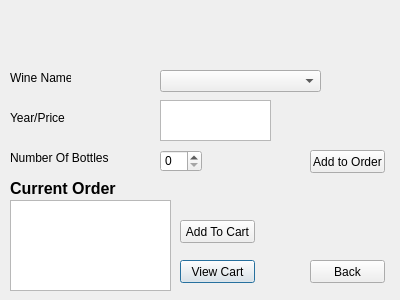
Before: the Qt Designer form purchasewine.ui in grenrock/cs1dQTRepository, drawn with Qt 5.
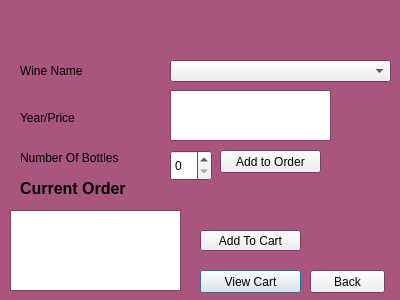
After: the same form once the commit is applied.

The edit to the form file:
```diff
--- a/purchasewine.ui
+++ b/purchasewine.ui
@@ -10,13 +10,77 @@
     <height>300</height>
    </rect>
   </property>
+  <property name="palette">
+   <palette>
+    <active>
+     <colorrole role="Base">
+      <brush brushstyle="SolidPattern">
+       <color alpha="255">
+        <red>255</red>
+        <green>255</green>
+        <blue>255</blue>
+       </color>
+      </brush>
+     </colorrole>
+     <colorrole role="Window">
+      <brush brushstyle="SolidPattern">
+       <color alpha="255">
+        <red>170</red>
+        <green>85</green>
+        <blue>127</blue>
+       </color>
+      </brush>
+     </colorrole>
+    </active>
+    <inactive>
+     <colorrole role="Base">
+      <brush brushstyle="SolidPattern">
+       <color alpha="255">
+        <red>255</red>
+        <green>255</green>
+        <blue>255</blue>
+       </color>
+      </brush>
+     </colorrole>
+     <colorrole role="Window">
+      <brush brushstyle="SolidPattern">
+       <color alpha="255">
+        <red>170</red>
+        <green>85</green>
+        <blue>127</blue>
+       </color>
+      </brush>
+     </colorrole>
+    </inactive>
+    <disabled>
+     <colorrole role="Base">
+      <brush brushstyle="SolidPattern">
+       <color alpha="255">
+        <red>170</red>
+        <green>85</green>
+        <blue>127</blue>
+       </color>
+      </brush>
+     </colorrole>
+     <colorrole role="Window">
+      <brush brushstyle="SolidPattern">
+       <color alpha="255">
+        <red>170</red>
+        <green>85</green>
+        <blue>127</blue>
+       </color>
+      </brush>
+     </colorrole>
+    </disabled>
+   </palette>
+  </property>
   <property name="windowTitle">
    <string>Dialog</string>
   </property>
   <widget class="QLabel" name="label_3">
    <property name="geometry">
     <rect>
-     <x>10</x>
+     <x>20</x>
      <y>150</y>
      <width>101</width>
      <height>16</height>
@@ -30,18 +94,18 @@
    <property name="geometry">
     <rect>
      <x>10</x>
-     <y>200</y>
-     <width>161</width>
-     <height>91</height>
+     <y>210</y>
+     <width>171</width>
+     <height>81</height>
     </rect>
    </property>
   </widget>
   <widget class="QPushButton" name="view">
    <property name="geometry">
     <rect>
-     <x>180</x>
-     <y>260</y>
-     <width>75</width>
+     <x>200</x>
+     <y>270</y>
+     <width>101</width>
      <height>23</height>
     </rect>
    </property>
@@ -52,7 +116,7 @@
   <widget class="QLabel" name="label_2">
    <property name="geometry">
     <rect>
-     <x>10</x>
+     <x>20</x>
      <y>110</y>
      <width>61</width>
      <height>16</height>
@@ -62,24 +126,11 @@
     <string>Year/Price</string>
    </property>
   </widget>
-  <widget class="QLabel" name="label_5">
-   <property name="geometry">
-    <rect>
-     <x>186</x>
-     <y>200</y>
-     <width>71</width>
-     <height>20</height>
-    </rect>
-   </property>
-   <property name="text">
-    <string/>
-   </property>
-  </widget>
   <widget class="QPushButton" name="Back">
    <property name="geometry">
     <rect>
      <x>310</x>
-     <y>260</y>
+     <y>270</y>
      <width>75</width>
      <height>23</height>
     </rect>
@@ -91,9 +142,9 @@
   <widget class="QComboBox" name="wineName">
    <property name="geometry">
     <rect>
-     <x>160</x>
-     <y>70</y>
-     <width>161</width>
+     <x>170</x>
+     <y>60</y>
+     <width>221</width>
      <height>22</height>
     </rect>
    </property>
@@ -101,10 +152,10 @@
   <widget class="QLabel" name="label">
    <property name="geometry">
     <rect>
-     <x>10</x>
-     <y>70</y>
-     <width>61</width>
-     <height>16</height>
+     <x>20</x>
+     <y>60</y>
+     <width>71</width>
+     <height>21</height>
     </rect>
    </property>
    <property name="text">
@@ -114,9 +165,9 @@
   <widget class="QPushButton" name="pushButton">
    <property name="geometry">
     <rect>
-     <x>310</x>
+     <x>220</x>
      <y>150</y>
-     <width>75</width>
+     <width>101</width>
      <height>23</height>
     </rect>
    </property>
@@ -127,10 +178,10 @@
   <widget class="QSpinBox" name="purchaseNumber">
    <property name="geometry">
     <rect>
-     <x>160</x>
+     <x>170</x>
      <y>150</y>
      <width>42</width>
-     <height>22</height>
+     <height>31</height>
     </rect>
    </property>
    <property name="maximum">
@@ -140,9 +191,9 @@
   <widget class="QLabel" name="label_4">
    <property name="geometry">
     <rect>
-     <x>10</x>
+     <x>20</x>
      <y>180</y>
-     <width>121</width>
+     <width>171</width>
      <height>16</height>
     </rect>
    </property>
@@ -160,20 +211,20 @@
   <widget class="QListWidget" name="wineInfo">
    <property name="geometry">
     <rect>
-     <x>160</x>
-     <y>100</y>
-     <width>111</width>
-     <height>41</height>
+     <x>170</x>
+     <y>90</y>
+     <width>161</width>
+     <height>51</height>
     </rect>
    </property>
   </widget>
   <widget class="QPushButton" name="addToCart">
    <property name="geometry">
     <rect>
-     <x>180</x>
-     <y>220</y>
-     <width>75</width>
-     <height>23</height>
+     <x>200</x>
+     <y>230</y>
+     <width>101</width>
+     <height>21</height>
     </rect>
    </property>
    <property name="text">
```
